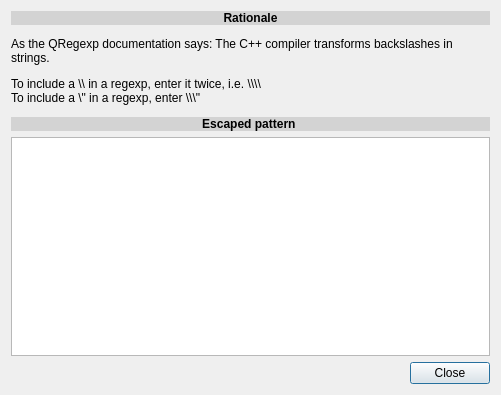
Above: src/ui/escapedpatterndialog.ui from momesana/qregexp-editor before the change. Below: the same form after it.
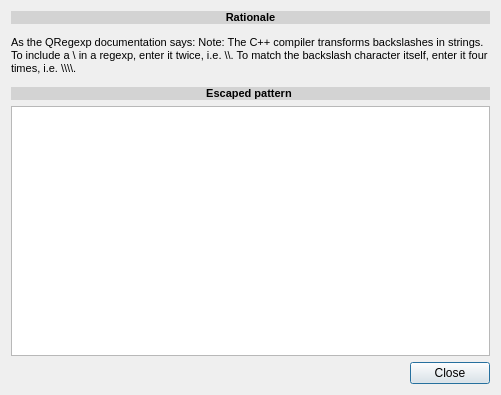
That is the form after the change.

Commit message: Updated the translation files and a string in the escaped pattern dialog.

Patch:
```diff
--- a/src/ui/escapedpatterndialog.ui
+++ b/src/ui/escapedpatterndialog.ui
@@ -17,16 +17,13 @@
    <item>
     <widget class="QLabel" name="label">
      <property name="text">
-      <string>&lt;center&gt;
-&lt;div style='background: lightgray; font-weight:bold;'&gt;Rationale&lt;/div&gt;
-&lt;/center&gt;
-&lt;p&gt;As the QRegexp documentation says:  The C++ compiler transforms backslashes in strings.&lt;/p&gt;
-&lt;p&gt;To include a \\ in a regexp, enter it twice, i.e. \\\\&lt;br /&gt;
-To include a \&quot; in a regexp, enter \\\&quot;&lt;/p&gt;
-&lt;center&gt;
-&lt;div style='background: lightgray; font-weight: bold;'&gt;Escaped pattern&lt;/div&gt;
-&lt;/center&gt;
-</string>
+      <string>&lt;!DOCTYPE HTML PUBLIC &quot;-//W3C//DTD HTML 4.0//EN&quot; &quot;http://www.w3.org/TR/REC-html40/strict.dtd&quot;&gt;
+&lt;html&gt;&lt;head&gt;&lt;meta name=&quot;qrichtext&quot; content=&quot;1&quot; /&gt;&lt;style type=&quot;text/css&quot;&gt;
+p, li { white-space: pre-wrap; }
+&lt;/style&gt;&lt;/head&gt;&lt;body style=&quot; font-family:'MS Shell Dlg 2'; font-size:8.25pt; font-weight:400; font-style:normal;&quot;&gt;
+&lt;p align=&quot;center&quot; style=&quot; margin-top:0px; margin-bottom:0px; margin-left:0px; margin-right:0px; -qt-block-indent:0; text-indent:0px; background-color:#d3d3d3;&quot;&gt;&lt;span style=&quot; font-weight:600; background-color:#d3d3d3;&quot;&gt;Rationale&lt;/span&gt;&lt;/p&gt;
+&lt;p style=&quot; margin-top:12px; margin-bottom:12px; margin-left:0px; margin-right:0px; -qt-block-indent:0; text-indent:0px;&quot;&gt;As the QRegexp documentation says: Note: The C++ compiler transforms backslashes in strings. To include a \ in a regexp, enter it twice, i.e. \\. To match the backslash character itself, enter it four times, i.e. \\\\.&lt;/p&gt;
+&lt;p align=&quot;center&quot; style=&quot; margin-top:0px; margin-bottom:0px; margin-left:0px; margin-right:0px; -qt-block-indent:0; text-indent:0px; background-color:#d3d3d3;&quot;&gt;&lt;span style=&quot; font-weight:600; background-color:#d3d3d3;&quot;&gt;Escaped pattern&lt;/span&gt; &lt;/p&gt;&lt;/body&gt;&lt;/html&gt;</string>
      </property>
      <property name="wordWrap">
       <bool>true</bool>
```
Left out of the diff: 2 changed lines with no effect on the pictures. The commit also changes 2 other files.
